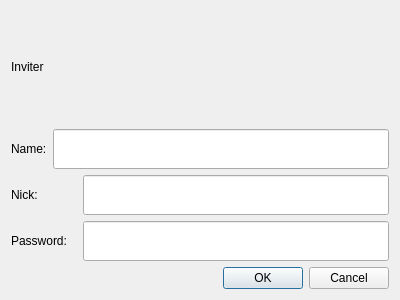
Before: the Qt Designer form Widgets/FrmGroupChat/DlgJoinGroupChat.ui in KangLin/RabbitIm, drawn with Qt 5.
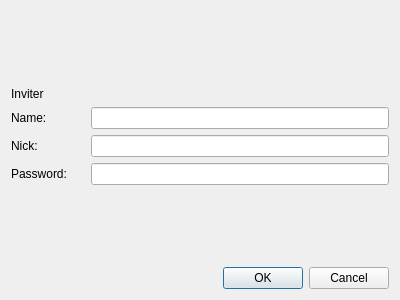
After: the same form once the commit is applied.

The edit to the form file:
```diff
--- a/Widgets/FrmGroupChat/DlgJoinGroupChat.ui
+++ b/Widgets/FrmGroupChat/DlgJoinGroupChat.ui
@@ -15,6 +15,19 @@
   </property>
   <layout class="QGridLayout" name="gridLayout">
    <item row="0" column="0">
+    <spacer name="verticalSpacer">
+     <property name="orientation">
+      <enum>Qt::Vertical</enum>
+     </property>
+     <property name="sizeHint" stdset="0">
+      <size>
+       <width>20</width>
+       <height>70</height>
+      </size>
+     </property>
+    </spacer>
+   </item>
+   <item row="1" column="0">
     <widget class="QLabel" name="lbInviter">
      <property name="text">
       <string>Inviter</string>
@@ -24,20 +37,26 @@
      </property>
     </widget>
    </item>
-   <item row="1" column="0">
+   <item row="2" column="0">
     <layout class="QHBoxLayout" name="horizontalLayout">
      <item>
       <widget class="QLabel" name="label">
        <property name="sizePolicy">
-        <sizepolicy hsizetype="Preferred" vsizetype="Fixed">
-         <horstretch>0</horstretch>
+        <sizepolicy hsizetype="Preferred" vsizetype="Preferred">
+         <horstretch>1</horstretch>
          <verstretch>0</verstretch>
         </sizepolicy>
        </property>
+       <property name="minimumSize">
+        <size>
+         <width>66</width>
+         <height>0</height>
+        </size>
+       </property>
        <property name="maximumSize">
         <size>
          <width>16777215</width>
-         <height>40</height>
+         <height>16777215</height>
         </size>
        </property>
        <property name="text">
@@ -47,23 +66,29 @@
      </item>
      <item>
       <widget class="QLineEdit" name="txtId">
+       <property name="sizePolicy">
+        <sizepolicy hsizetype="Preferred" vsizetype="Preferred">
+         <horstretch>4</horstretch>
+         <verstretch>0</verstretch>
+        </sizepolicy>
+       </property>
        <property name="maximumSize">
         <size>
          <width>16777215</width>
-         <height>40</height>
+         <height>16777215</height>
         </size>
        </property>
       </widget>
      </item>
     </layout>
    </item>
-   <item row="2" column="0">
+   <item row="3" column="0">
     <layout class="QHBoxLayout" name="horizontalLayout_2">
      <item>
       <widget class="QLabel" name="label_2">
        <property name="sizePolicy">
-        <sizepolicy hsizetype="Preferred" vsizetype="Fixed">
-         <horstretch>0</horstretch>
+        <sizepolicy hsizetype="Preferred" vsizetype="Preferred">
+         <horstretch>1</horstretch>
          <verstretch>0</verstretch>
         </sizepolicy>
        </property>
@@ -86,23 +111,29 @@
      </item>
      <item>
       <widget class="QLineEdit" name="txtNick">
+       <property name="sizePolicy">
+        <sizepolicy hsizetype="Preferred" vsizetype="Preferred">
+         <horstretch>4</horstretch>
+         <verstretch>0</verstretch>
+        </sizepolicy>
+       </property>
        <property name="maximumSize">
         <size>
          <width>16777215</width>
-         <height>40</height>
+         <height>16777215</height>
         </size>
        </property>
       </widget>
      </item>
     </layout>
    </item>
-   <item row="3" column="0">
+   <item row="4" column="0">
     <layout class="QHBoxLayout" name="horizontalLayout_3">
      <item>
       <widget class="QLabel" name="label_3">
        <property name="sizePolicy">
-        <sizepolicy hsizetype="Preferred" vsizetype="Fixed">
-         <horstretch>0</horstretch>
+        <sizepolicy hsizetype="Preferred" vsizetype="Preferred">
+         <horstretch>1</horstretch>
          <verstretch>0</verstretch>
         </sizepolicy>
        </property>
@@ -125,10 +156,16 @@
      </item>
      <item>
       <widget class="QLineEdit" name="txtPassword">
+       <property name="sizePolicy">
+        <sizepolicy hsizetype="Preferred" vsizetype="Preferred">
+         <horstretch>4</horstretch>
+         <verstretch>0</verstretch>
+        </sizepolicy>
+       </property>
        <property name="maximumSize">
         <size>
          <width>16777215</width>
-         <height>40</height>
+         <height>16777215</height>
         </size>
        </property>
        <property name="inputMethodHints">
@@ -141,7 +178,20 @@
      </item>
     </layout>
    </item>
-   <item row="4" column="0">
+   <item row="5" column="0">
+    <spacer name="verticalSpacer_2">
+     <property name="orientation">
+      <enum>Qt::Vertical</enum>
+     </property>
+     <property name="sizeHint" stdset="0">
+      <size>
+       <width>20</width>
+       <height>69</height>
+      </size>
+     </property>
+    </spacer>
+   </item>
+   <item row="6" column="0">
     <widget class="QDialogButtonBox" name="buttonBox">
      <property name="orientation">
       <enum>Qt::Horizontal</enum>
```
